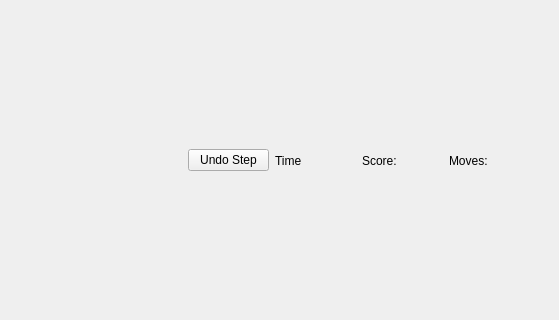
Old version of the form GameWindow.ui in the repository iUltimateLP/solitaire; both pictures show x 641 to 1200 and y 258 to 578 of the 1200 by 850 pixel window.
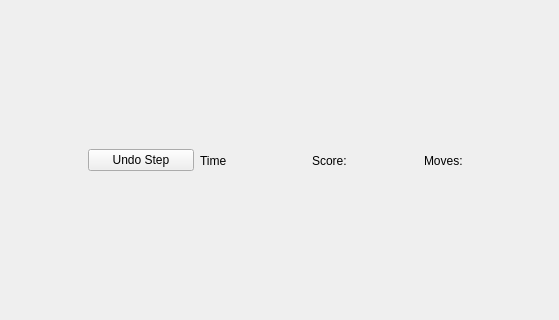
New version of the form.

Commit message: bugfix changing gamewindow size

```diff
--- a/GameWindow.ui
+++ b/GameWindow.ui
@@ -29,7 +29,7 @@
          <enum>QLayout::SetDefaultConstraint</enum>
         </property>
         <property name="leftMargin">
-         <number>800</number>
+         <number>700</number>
         </property>
         <property name="topMargin">
          <number>10</number>
```
Left out of the diff: 2 changed lines with no effect on the pictures.
